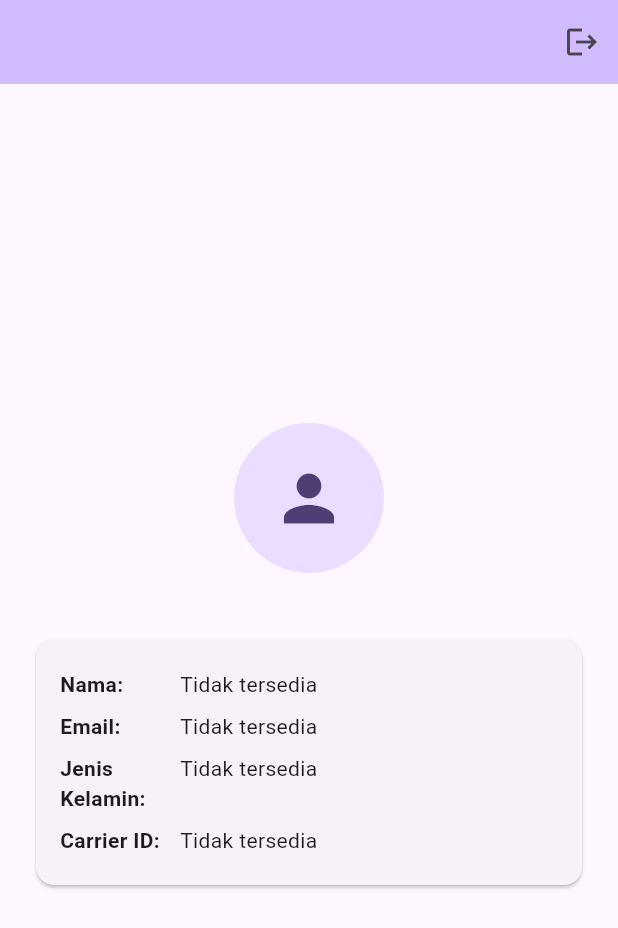
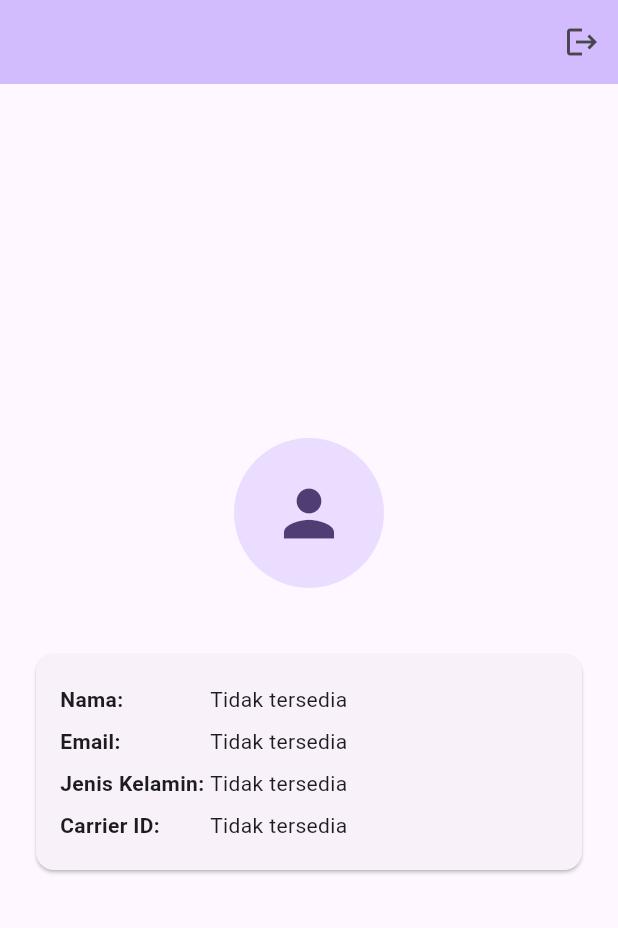
Before and after one commit to algokelvin-373/MoneyApp, a Flutter app: the MyHomePage screen opened directly with empty values, on a phone screen of 412 x 824 dp. Shown: the top 928 px of the screen. Run offline on Flutter 3.47's test engine with Material 3 defaults, Android fonts, the phone set to English and light mode, and no system bars; missing offline and left inert: huawei_account.

Commit message:
refactor code

```diff
--- /dev/null
+++ b/money_app/lib/home_page.dart
@@ -0,0 +1,128 @@
+// ------------------------------------------
+// Halaman Utama (after login) dengan Logout
+// ------------------------------------------
+
+import 'package:flutter/material.dart';
+import 'package:money_app/auth_service.dart';
+import 'package:money_app/login_page.dart';
+
+class MyHomePage extends StatefulWidget {
+  final String title;
+  final String? displayName;
+  final String? avatarUri;
+  final String? email;
+  final int? gender;
+  final int? carrierId;
+
+  const MyHomePage({
+    super.key,
+    required this.title,
+    this.displayName,
+    this.avatarUri,
+    this.email,
+    this.gender,
+    this.carrierId,
+  });
+
+  @override
+  State<MyHomePage> createState() => _MyHomePageState();
+}
+
+class _MyHomePageState extends State<MyHomePage> {
+  Future<void> _logout() async {
+    await AuthService().logout();
+    if (!mounted) return;
+    Navigator.pushAndRemoveUntil(
+      context,
+      MaterialPageRoute(builder: (_) => const LoginPage()),
+      (route) => false,
+    );
+  }
+
+  Widget _infoRow(String label, String? value) {
+    return Padding(
+      padding: const EdgeInsets.symmetric(vertical: 4),
+      child: Row(
+        crossAxisAlignment: CrossAxisAlignment.start,
+        children: [
+          SizedBox(
+            width: 100,
+            child: Text(
+              '$label:',
+              style: const TextStyle(fontWeight: FontWeight.bold),
+            ),
+          ),
+          Expanded(child: Text(value ?? 'Tidak tersedia')),
+        ],
+      ),
+    );
+  }
+
+  @override
+  Widget build(BuildContext context) {
+    final isAvatarAvailable =
+        widget.avatarUri != null && widget.avatarUri!.isNotEmpty;
+
+    return Scaffold(
+      appBar: AppBar(
+        backgroundColor: Theme.of(context).colorScheme.inversePrimary,
+        title: Text(widget.title),
+        actions: [
+          IconButton(
+            icon: const Icon(Icons.logout),
+            tooltip: 'Keluar',
+            onPressed: _logout,
+          ),
+        ],
+      ),
+      body: Center(
+        child: SingleChildScrollView(
+          padding: const EdgeInsets.all(24),
+          child: Column(
+            children: [
+              // Foto profil
+              CircleAvatar(
+                radius: 50,
+                backgroundImage:
+                    isAvatarAvailable ? NetworkImage(widget.avatarUri!) : null,
+                child:
+                    isAvatarAvailable
+                        ? null
+                        : const Icon(Icons.person, size: 50),
+              ),
+              const SizedBox(height: 20),
+              // Sapaan
+              if (widget.displayName != null)
+                Text(
+                  'Halo, ${widget.displayName}!',
+                  style: Theme.of(context).textTheme.headlineSmall,
+                ),
+              const SizedBox(height: 16),
+              // Kartu data profil
+              Card(
+                margin: const EdgeInsets.symmetric(vertical: 8),
+                child: Padding(
+                  padding: const EdgeInsets.all(16),
+                  child: Column(
+                    crossAxisAlignment: CrossAxisAlignment.start,
+                    children: [
+                      _infoRow('Nama', widget.displayName),
+                      _infoRow('Email', widget.email),
+                      _infoRow(
+                        'Jenis Kelamin',
+                        widget.gender != null
+                            ? (widget.gender == 1 ? 'Perempuan' : 'Laki-laki')
+                            : null,
+                      ),
+                      _infoRow('Carrier ID', widget.carrierId?.toString()),
+                    ],
+                  ),
+                ),
+              ),
+            ],
+          ),
+        ),
+      ),
+    );
+  }
+}
--- a/money_app/lib/main.dart
+++ b/money_app/lib/main.dart
@@ -1,6 +1,5 @@
 import 'package:flutter/material.dart';
 import 'package:money_app/login_page.dart';
-import 'auth_service.dart';
 
 void main() {
   runApp(const MyApp());
@@ -20,131 +19,3 @@ class MyApp extends StatelessWidget {
     );
   }
 }
-
-// ------------------------------------------
-// Halaman Utama (after login) dengan Logout
-// ------------------------------------------
-class MyHomePage extends StatefulWidget {
-  final String title;
-  final String? displayName;
-  final String? avatarUri;
-  final String? email;
-  final int? gender;
-  final int? carrierId; // Ganti mobile dengan carrierId
-
-  const MyHomePage({
-    super.key,
-    required this.title,
-    this.displayName,
-    this.avatarUri,
-    this.email,
-    this.gender,
-    this.carrierId,
-  });
-
-  @override
-  State<MyHomePage> createState() => _MyHomePageState();
-}
-
-class _MyHomePageState extends State<MyHomePage> {
-  Future<void> _logout() async {
-    await AuthService().logout();
-    if (!mounted) return;
-    // Kembali ke halaman login, hapus semua history
-    Navigator.pushAndRemoveUntil(
-      context,
-      MaterialPageRoute(builder: (_) => const LoginPage()),
-      (route) => false,
-    );
-  }
-
-  Widget _buildInfoRow(String label, String? value) {
-    return Padding(
-      padding: const EdgeInsets.symmetric(vertical: 4),
-      child: Row(
-        crossAxisAlignment: CrossAxisAlignment.start,
-        children: [
-          SizedBox(
-            width: 80,
-            child: Text(
-              '$label:',
-              style: const TextStyle(fontWeight: FontWeight.bold),
-            ),
-          ),
-          Expanded(child: Text(value ?? 'Tidak tersedia')),
-        ],
-      ),
-    );
-  }
-
-  @override
-  Widget build(BuildContext context) {
-    return Scaffold(
-      appBar: AppBar(
-        backgroundColor: Theme.of(context).colorScheme.inversePrimary,
-        title: Text(widget.title),
-        actions: [
-          IconButton(
-            icon: const Icon(Icons.logout),
-            tooltip: 'Keluar',
-            onPressed: _logout,
-          ),
-        ],
-      ),
-      body: Center(
-        child: SingleChildScrollView(
-          padding: const EdgeInsets.all(24),
-          child: Column(
-            mainAxisAlignment: MainAxisAlignment.center,
-            children: [
-              // Foto profil
-              CircleAvatar(
-                radius: 50,
-                backgroundImage:
-                    widget.avatarUri != null && widget.avatarUri!.isNotEmpty
-                        ? NetworkImage(widget.avatarUri!)
-                        : null,
-                child:
-                    (widget.avatarUri == null || widget.avatarUri!.isEmpty)
-                        ? const Icon(Icons.person, size: 50)
-                        : null,
-              ),
-              const SizedBox(height: 20),
-
-              // Nama
-              if (widget.displayName != null)
-                Text(
-                  'Halo, ${widget.displayName}!',
-                  style: Theme.of(context).textTheme.headlineSmall,
-                ),
-
-              const SizedBox(height: 16),
-
-              // Kartu data
-              Card(
-                margin: const EdgeInsets.symmetric(vertical: 8),
-                child: Padding(
-                  padding: const EdgeInsets.all(16),
-                  child: Column(
-                    crossAxisAlignment: CrossAxisAlignment.start,
-                    children: [
-                      _buildInfoRow('Nama', widget.displayName),
-                      _buildInfoRow('Email', widget.email),
-                      _buildInfoRow(
-                        'Jenis Kelamin',
-                        widget.gender != null
-                            ? (widget.gender == 1 ? 'Perempuan' : 'Laki-laki')
-                            : 'Tidak tersedia',
-                      ),
-                      _buildInfoRow('Carrier ID', widget.carrierId?.toString()),
-                    ],
-                  ),
-                ),
-              ),
-            ],
-          ),
-        ),
-      ),
-    );
-  }
-}
```
Also changed, not shown: money_app/lib/login_page.dart (+35 -53 lines).
